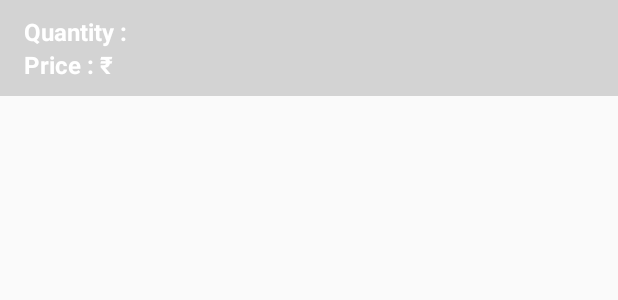
After one commit to kushmangal/SaveTheHacker, an Android app: the layout bid_row.xml on its own in the app's theme, with its tools: preview values and no code run, on a phone screen of 412 x 824 dp. The commit adds this screen. Shown: the top 300 px of the screen. Run offline under Robolectric (Android 15) with nearby library versions, the phone set to English and light mode, and no system bars.

Commit message:
Fixed RecyclerView

```diff
--- a/app/src/main/res/layout/activity_bid.xml
+++ b/app/src/main/res/layout/activity_bid.xml
@@ -15,7 +15,7 @@
         android:textStyle="bold"
         android:textColor="@android:color/white"
         android:id="@+id/bid_agency_name"
-        android:text="Agency name : "/>
+        android:text="Agency Name : "/>
 
     <TextView
         android:layout_width="match_parent"
--- /dev/null
+++ b/app/src/main/res/layout/bid_row.xml
@@ -0,0 +1,34 @@
+<?xml version="1.0" encoding="utf-8"?>
+<LinearLayout
+    xmlns:android="http://schemas.android.com/apk/res/android"
+    android:layout_width="match_parent"
+    android:layout_height="wrap_content"
+    android:focusable="true"
+    android:background="#D3D3D3"
+    android:paddingLeft="16dp"
+    android:paddingRight="16dp"
+    android:paddingTop="10dp"
+    android:paddingBottom="10dp"
+    android:clickable="true"
+    android:orientation="vertical">
+
+    <TextView
+        android:id="@+id/bid_quantity"
+        android:textSize="16dp"
+        android:textColor="@android:color/white"
+        android:textStyle="bold"
+        android:text="Quantity : "
+        android:layout_alignParentTop="true"
+        android:layout_width="match_parent"
+        android:layout_height="wrap_content" />
+
+    <TextView
+        android:id="@+id/bid_price"
+        android:textSize="16sp"
+        android:textStyle="bold"
+        android:text="Price : ₹"
+        android:layout_width="match_parent"
+        android:textColor="@android:color/white"
+        android:layout_height="wrap_content" />
+
+</LinearLayout>
```
Also changed, not shown: app/src/main/java/kmzenon/savethehacker/Bid.java (added, +27 -0 lines), app/src/main/java/kmzenon/savethehacker/BidListAdapter.java (added, +52 -0 lines), app/src/main/res/layout/activity_make_bid.xml (deleted, +0 -18 lines).
